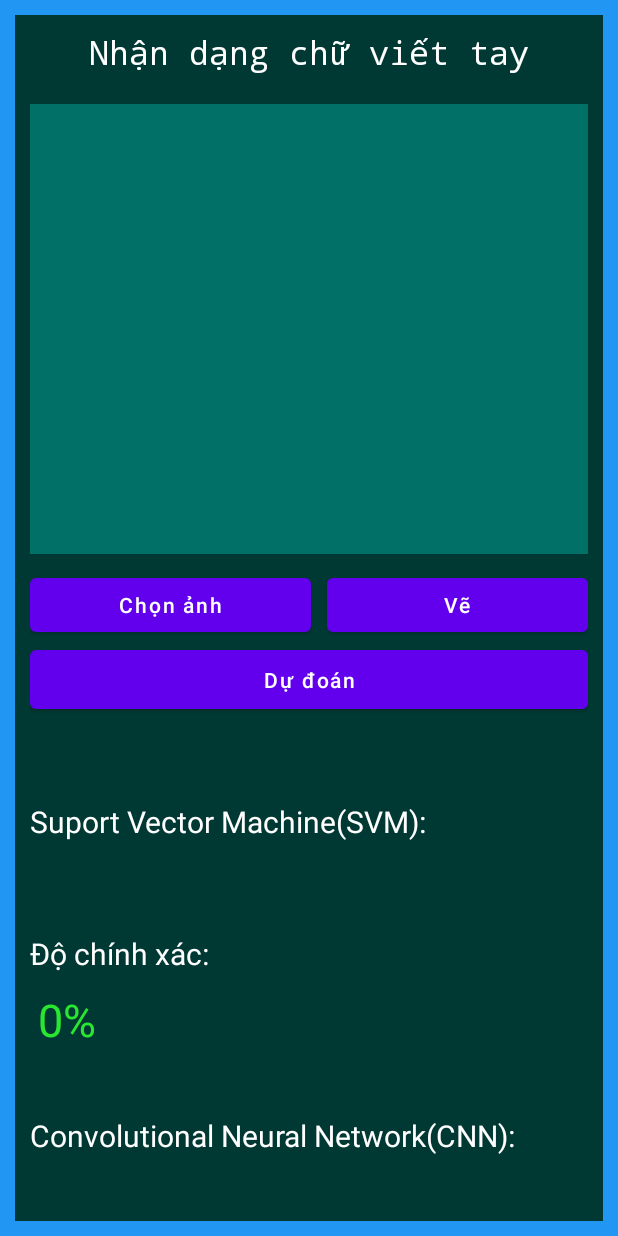
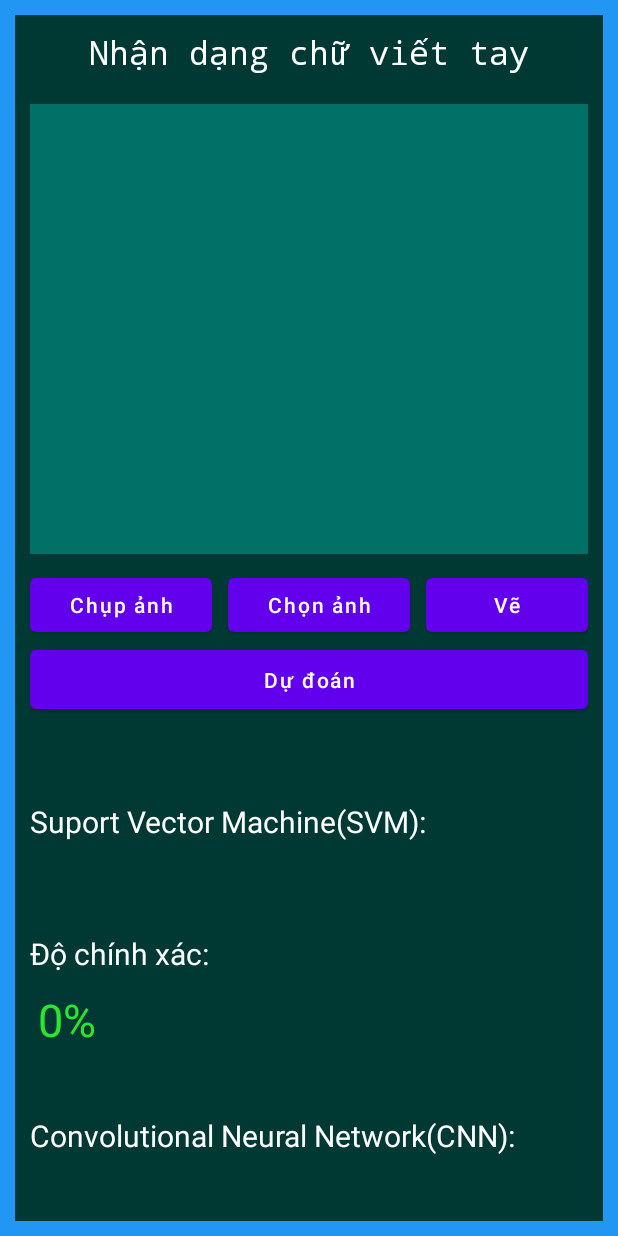
Before and after one commit to nhattruongagtm/MLProject, an Android app: the screen it shows after launch (MainActivity), after a tap on "Dự đoán", on a phone screen of 412 x 824 dp. Run offline under Robolectric (Android 15) with nearby library versions, the phone set to English and light mode, and no system bars; libraries missing offline, so code that uses them is left out: androidx.camera.core, com.chaquo.python, com.gun0912.tedpermission, com.otaliastudios.cameraview, gun0912.tedbottompicker and 1 more; 5 statements that could not run were skipped; 3 other taps on this screen came first.

Commit message:
cập nhật covert image....còn chụp hình nữa

```diff
--- a/app/src/main/java/com/example/mlproject/MainActivity.java
+++ b/app/src/main/java/com/example/mlproject/MainActivity.java
@@ -3,6 +3,9 @@ package com.example.mlproject;
 import androidx.annotation.NonNull;
 import androidx.annotation.Nullable;
 import androidx.appcompat.app.AppCompatActivity;
+import androidx.camera.core.CameraProvider;
+import androidx.camera.core.UseCaseGroup;
+import androidx.camera.core.ViewPort;
 
 
 import android.Manifest;
@@ -22,12 +25,15 @@ import android.os.Bundle;
 import android.os.Environment;
 import android.provider.MediaStore;
 import android.util.Base64;
+import android.util.DisplayMetrics;
 import android.util.Log;
+import android.util.Rational;
 import android.view.View;
 import android.view.animation.Animation;
 import android.view.animation.AnimationUtils;
 import android.widget.Button;
 import android.widget.EditText;
+import android.widget.FrameLayout;
 import android.widget.ImageView;
 import android.widget.LinearLayout;
 import android.widget.ProgressBar;
@@ -39,6 +45,7 @@ import com.chaquo.python.Python;
 import com.chaquo.python.android.AndroidPlatform;
 import com.gun0912.tedpermission.PermissionListener;
 import com.gun0912.tedpermission.TedPermission;
+import com.otaliastudios.cameraview.CameraView;
 
 import java.io.ByteArrayOutputStream;
 import java.io.File;
@@ -58,19 +65,23 @@ public class MainActivity extends AppCompatActivity {
     private static final int IMAGE_CAPTURE_CODE = 2;
     private static final int RC_DRAW = 3;
     private TextView txt, txtCNN, txtSVM;
-    private Button btnResult,btnSelectImg,btnGallery,btnPredict,btnDraw;
+    private Button btnResult,btnSelectImg,btnCamera, btnGallery,btnPredict,btnDraw;
     private EditText n1, n2;
     private ImageView imageView;
     private final int REQUEST_CODE_CAMERA = 1;
     private Uri urlImage;
     private Python py;
-    private PyObject pyObject,pyObjectCNN;
+    private PyObject pyObject,pyObjectCNN,pyObjectImage;
     private ProgressBar progressBar_svm,progressBar_cnn;
     private LinearLayout resultLayout;
     private boolean toogle = false;
     private BitmapDrawable drawable;
     private Bitmap bitmap;
     private String imageString = "";
+    private static final int SELECT_PICTURE = 1;
+    DrawFragment drawFragment;
+    private String selectedImagePath;
+    CameraProvider cameraProvider;
 
 
     @Override
@@ -80,29 +91,59 @@ public class MainActivity extends AppCompatActivity {
 
         maping();
 
+        drawFragment = new DrawFragment();
+
         // khai báo python
-        if(!Python.isStarted()){
-                Python.start(new AndroidPlatform(this));
-            }
+        if (!Python.isStarted()) {
+            Python.start(new AndroidPlatform(this));
+        }
 
         // tạo instance
         py = Python.getInstance();
         // tạo obj gọi đến tên file
         pyObject = py.getModule("test_svm");
         pyObjectCNN = py.getModule("test_cnn");
+        pyObjectImage = py.getModule("processImage");
+
+        // mở camera
+        btnCamera.setOnClickListener(new View.OnClickListener() {
+            @Override
+            public void onClick(View v) {
+
+            }
+        });
+
+//        Intent intent = getIntent();
+//        if(intent != null){
+//
+//
+//            Bundle bundle = intent.getBundleExtra("img");
+//            byte[] byteArray = bundle.getByteArray("img");
+//
+//            Bitmap bmp = BitmapFactory.decodeByteArray(byteArray, 0, byteArray.length);
+//            imageView.setImageBitmap(bmp);
+//    }
+
+
+
+
+
 
 
         // mở thư viện ảnh
         btnGallery.setOnClickListener(new View.OnClickListener() {
             @Override
             public void onClick(View v) {
-                requestPermissions();
+//                requestPermissions();
+                Intent intent = new Intent();
+                intent.setType("image/*");
+                intent.setAction(Intent.ACTION_GET_CONTENT);
+                startActivityForResult(Intent.createChooser(intent,
+                        "Select Picture"), SELECT_PICTURE);
             }
         });
+
         // vẽ
-
-        DrawFragment drawFragment = new DrawFragment();
-
         btnDraw.setOnClickListener(new View.OnClickListener() {
             @Override
             public void onClick(View v) {
@@ -132,16 +173,15 @@ public class MainActivity extends AppCompatActivity {
                 ft.remove(drawFragment);
                 ft.commit();
                 resultLayout.setVisibility(View.VISIBLE);
-                if(urlImage == null){
-                    Toast.makeText(MainActivity.this, "Vui lòng chụp ảnh hoặc chọn từ thư viện!", Toast.LENGTH_SHORT).show();
-                }
-                else {
+                toogle = false;
 
+                try{
                     drawable = (BitmapDrawable) imageView.getDrawable();
                     bitmap = drawable.getBitmap();
                     imageString = getStringImage(bitmap);
 
-
+                    // hiển thị hình ảnh
+                    displayImageByContours(imageString);
                     // dự đoán svm
                     new SVMAsynTask().execute(imageString);
 
@@ -149,6 +189,14 @@ public class MainActivity extends AppCompatActivity {
                     new CNNAsynTask().execute(imageString);
 
                 }
+                catch (Exception e){
+                    e.printStackTrace();
+                    Toast.makeText(MainActivity.this, "Vui lòng chọn hình ảnh!", Toast.LENGTH_SHORT).show();
+                }
+
+
+
+
 
 
             }
@@ -197,17 +245,26 @@ public class MainActivity extends AppCompatActivity {
 
     @Override
     protected void onActivityResult(int requestCode, int resultCode, @Nullable Intent data) {
-        if(requestCode == 2 && resultCode == RESULT_OK && data != null){
+//        if(requestCode == 2 && resultCode == RESULT_OK && data != null){
+//
+//            imageView.setImageURI(urlImage);
+//            Toast.makeText(this, urlImage.toString(), Toast.LENGTH_SHORT).show();
+//
+//        }
 
-            imageView.setImageURI(urlImage);
-            Toast.makeText(this, urlImage.toString(), Toast.LENGTH_SHORT).show();
-
+        if (resultCode == RESULT_OK) {
+            if (requestCode == SELECT_PICTURE) {
+                Uri selectedImageUri = data.getData();
+                urlImage = selectedImageUri;
+                imageView.setImageURI(urlImage);
+            }
         }
         super.onActivityResult(requestCode, resultCode, data);
     }
 
     private void maping(){
         imageView = findViewById(R.id.img);
+        btnCamera = findViewById(R.id.camera);
         btnGallery = findViewById(R.id.gallery);
         btnPredict = findViewById(R.id.btnPredict);
         txtCNN = findViewById(R.id.txtCNN);
@@ -315,4 +372,13 @@ public class MainActivity extends AppCompatActivity {
         return encodeImage;
 
     }
+    private void displayImageByContours(String image){
+        PyObject obj_img = pyObjectImage.callAttr("main",image);
+        String code = obj_img.toString();
+
+        byte data[] = android.util.Base64.decode(code,Base64.DEFAULT);
+        Bitmap bmp = BitmapFactory.decodeByteArray(data,0,data.length);
+
+        imageView.setImageBitmap(bmp);
+    }
 }
--- a/app/src/main/res/layout/activity_main.xml
+++ b/app/src/main/res/layout/activity_main.xml
@@ -38,11 +38,21 @@
                 android:layout_height="wrap_content"
                 android:orientation="horizontal">
                 <Button
+                    android:id="@+id/camera"
+                    android:layout_gravity="center"
+                    android:text="Chụp ảnh"
+                    android:layout_weight="1"
+                    android:textAllCaps="false"
+                    android:layout_marginRight="5dp"
+                    android:layout_width="wrap_content"
+                    android:layout_height="wrap_content"/>
+                <Button
                     android:id="@+id/gallery"
                     android:layout_gravity="center"
                     android:text="Chọn ảnh"
                     android:layout_weight="1"
                     android:textAllCaps="false"
+                    android:layout_marginLeft="5dp"
                     android:layout_marginRight="5dp"
                     android:layout_width="wrap_content"
                     android:layout_height="wrap_content"/>
```
Also changed, not shown: app/build.gradle (+8 -0 lines), app/src/main/AndroidManifest.xml (+6 -3 lines), app/src/main/java/com/example/mlproject/DrawFragment.java (+17 -0 lines), app/src/main/java/com/example/mlproject/PaintView.java (+9 -3 lines), app/src/main/python/model5.json (added, +1 -0 lines), 4 other files.
